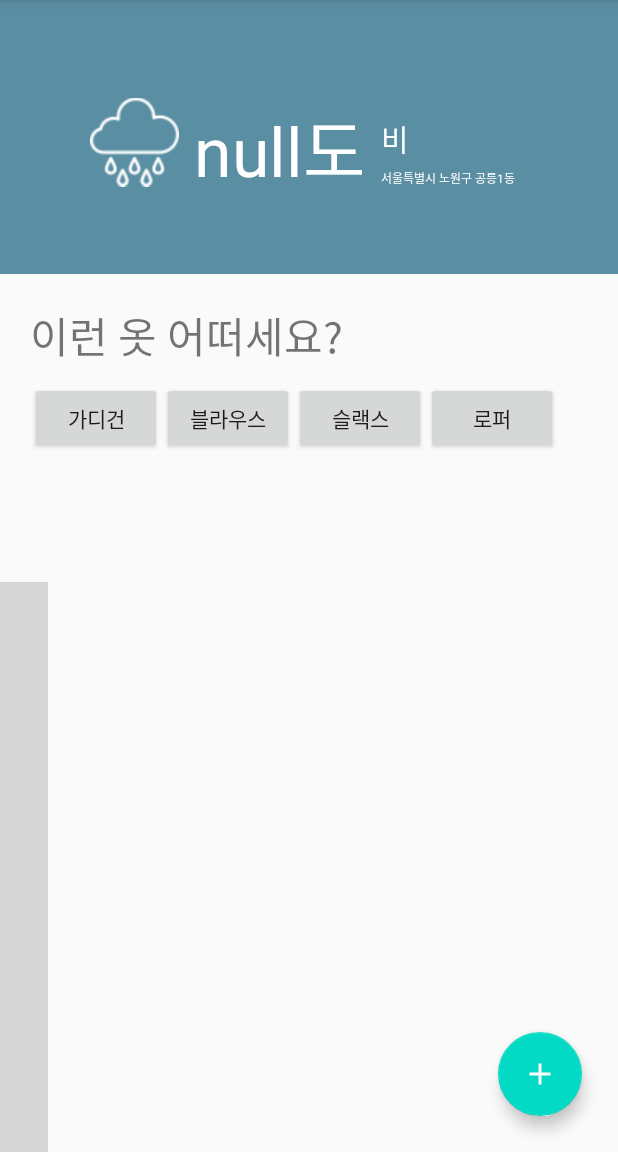
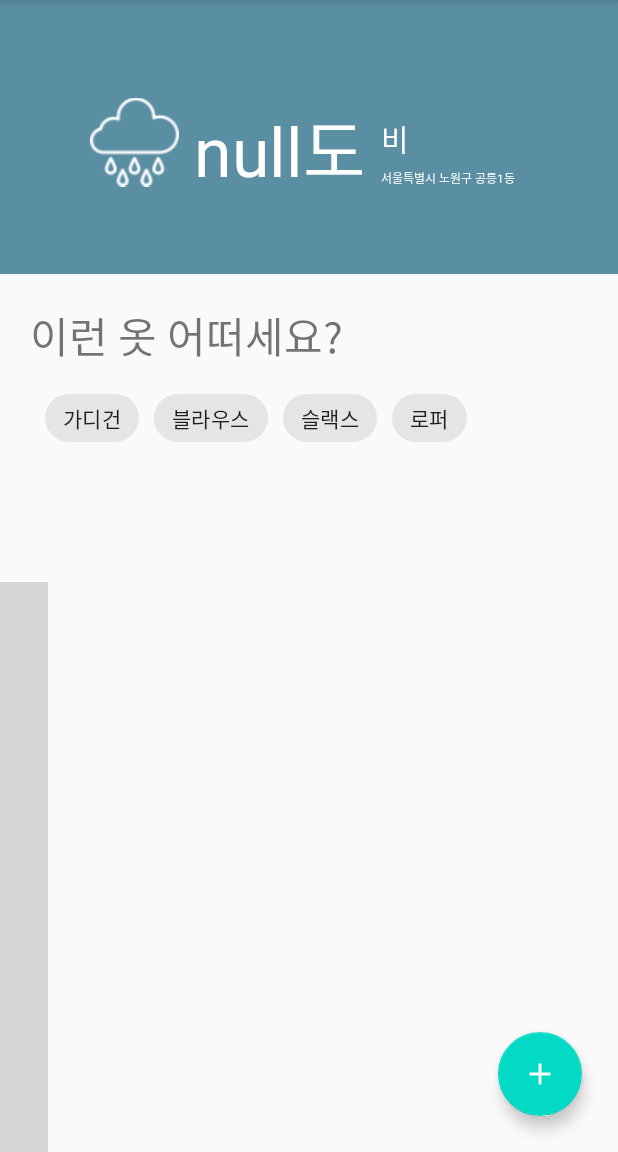
Before and after one commit to sonemelody/Weather-Loook, an Android app: the screen it shows after launch (MainActivity), on a phone screen of 412 x 824 dp, the part 84-1236 px from its top. Run offline under Robolectric (Android 15) with nearby library versions, the phone set to English and light mode, and no system bars; libraries missing offline, so code that uses them is left out: com.denzcoskun.imageslider; plain views replace ImageSlider; network calls fail; 7 statements that could not run were skipped; grey boxes are pictures that could not be loaded.

Commit message:
merged code (1차)

```diff
--- a/app/src/main/res/layout/activity_tags.xml
+++ b/app/src/main/res/layout/activity_tags.xml
@@ -16,46 +16,50 @@
         app:layout_constraintTop_toTopOf="parent"
         android:textSize="28sp" />
 
-    <Button
+    <com.google.android.material.chip.Chip
         android:id="@+id/tagOuter"
         android:layout_width="wrap_content"
         android:layout_height="wrap_content"
-        android:layout_marginTop="10dp"
         android:text="가디건"
+        android:layout_margin="10dp"
         app:layout_constraintStart_toStartOf="@id/closetNow"
         app:layout_constraintTop_toBottomOf="@id/closetNow" />
 
-    <Button
+    <com.google.android.material.chip.Chip
         android:id="@+id/tagTop"
         android:layout_width="wrap_content"
         android:layout_height="wrap_content"
         android:text="블라우스"
+        android:layout_margin="10dp"
         app:layout_constraintStart_toEndOf="@id/tagOuter"
-        app:layout_constraintTop_toTopOf="@id/tagOuter" />
+        app:layout_constraintTop_toBottomOf="@id/closetNow" />
 
-    <Button
+    <com.google.android.material.chip.Chip
         android:id="@+id/tagBottom"
         android:layout_width="wrap_content"
         android:layout_height="wrap_content"
         android:text="슬랙스"
+        android:layout_margin="10dp"
         app:layout_constraintStart_toEndOf="@id/tagTop"
-        app:layout_constraintTop_toTopOf="@id/tagOuter" />
+        app:layout_constraintTop_toBottomOf="@id/closetNow" />
 
-    <Button
+    <com.google.android.material.chip.Chip
         android:id="@+id/tagShoes"
         android:layout_width="wrap_content"
         android:layout_height="wrap_content"
         android:text="로퍼"
+        android:layout_margin="10dp"
         app:layout_constraintStart_toEndOf="@id/tagBottom"
-        app:layout_constraintTop_toTopOf="@id/tagOuter" />
+        app:layout_constraintTop_toBottomOf="@id/closetNow" />
 
-    <Button
+    <com.google.android.material.chip.Chip
         android:id="@+id/tagEtc"
         android:layout_width="wrap_content"
         android:layout_height="wrap_content"
         android:text="목도리"
+        android:layout_margin="10dp"
         android:visibility="invisible"
         app:layout_constraintStart_toEndOf="@id/tagShoes"
-        app:layout_constraintTop_toTopOf="@id/tagOuter" />
+        app:layout_constraintTop_toBottomOf="@id/closetNow" />
 
 </androidx.constraintlayout.widget.ConstraintLayout>
```
